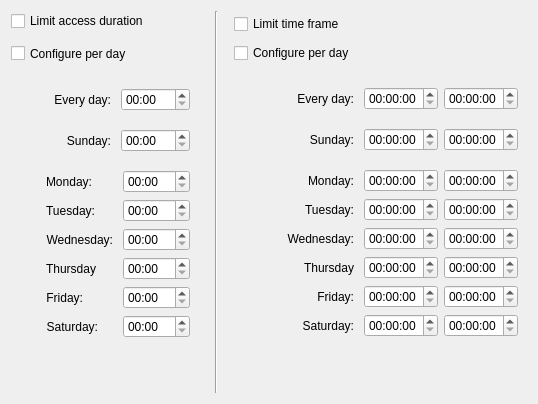
The window that app/ui/limits.ui (timekpr/clepsydra) describes before a commit, drawn with Qt 5.
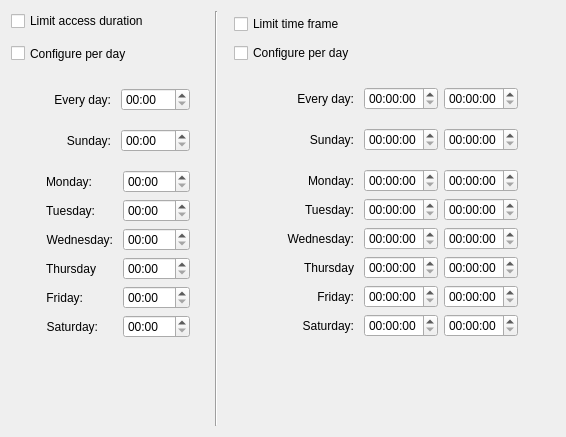
The same window after the commit.

Commit message: Add grant and time frame tabs to their content

Patch:
```diff
--- a/app/ui/limits.ui
+++ b/app/ui/limits.ui
@@ -6,8 +6,8 @@
    <rect>
     <x>0</x>
     <y>0</y>
-    <width>510</width>
-    <height>347</height>
+    <width>566</width>
+    <height>437</height>
    </rect>
   </property>
   <property name="sizePolicy">
```
Left out of the diff: 4 changed lines with no effect on the pictures. The commit also changes 4 other files.
